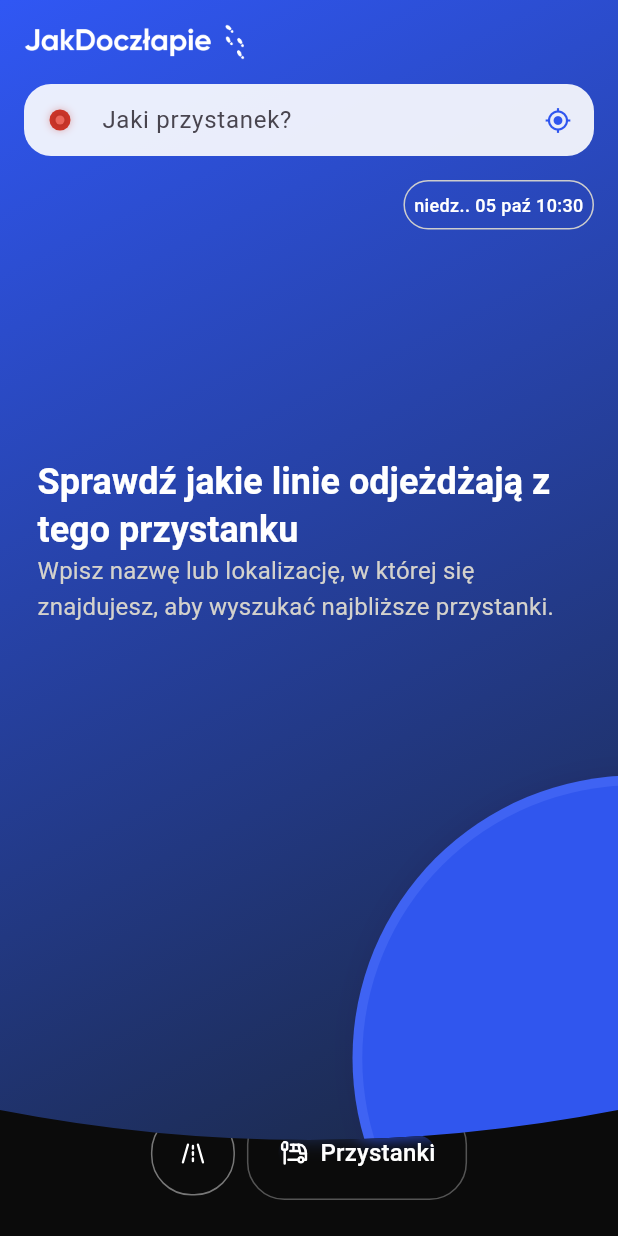
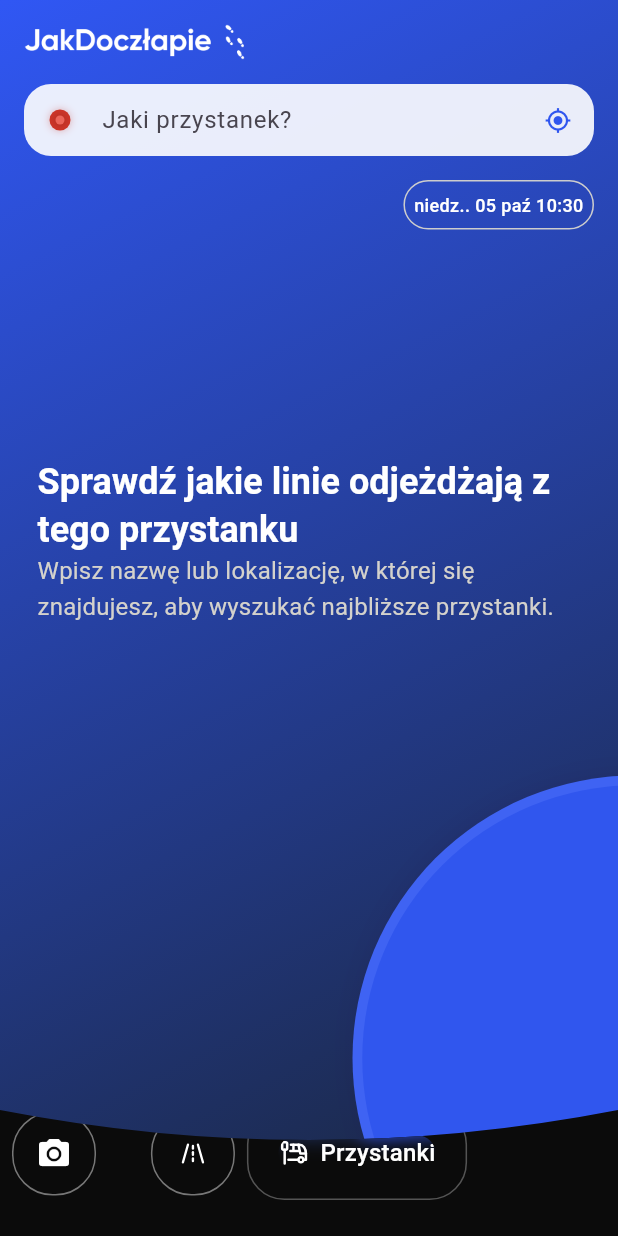
Before and after one commit to Solvro/mobile-jak-doczlapie, a Flutter app: the screen it shows after launch, on a phone screen of 412 x 824 dp. Run offline on Flutter 3.47's test engine with Material 3 defaults, Android fonts, the phone set to English and light mode, and no system bars; our stand-ins replace auto_route, device_preview, dio, flutter_form_builder, flutter_hooks, flutter_map and 13 more; generated files the repository leaves out were written again.

Commit message:
feat(bottom_nav): add extraBeanButtonLeft parameter to ClippedBottomNavBar for enhanced customization

```diff
--- a/lib/features/bottom_nav/view/bottom_nav_bar.dart
+++ b/lib/features/bottom_nav/view/bottom_nav_bar.dart
@@ -18,10 +18,12 @@ class ClippedBottomNavBar extends HookConsumerWidget {
     this.variant = ClippedBottomNavBarVariant.normal,
     this.extraBeanButton,
     this.showListSwitch = false,
+    this.extraBeanButtonLeft,
   });
 
   final ClippedBottomNavBarVariant variant;
   final Widget? extraBeanButton;
+  final Widget? extraBeanButtonLeft;
   final bool showListSwitch;
   @override
   Widget build(BuildContext context, WidgetRef ref) {
@@ -54,7 +56,7 @@ class ClippedBottomNavBar extends HookConsumerWidget {
                   spacing: p8,
                   children: [
                     if (showListSwitch) const MapListSwitchButton(),
-                    if (!showListSwitch) const SizedBox(width: 56),
+                    if (!showListSwitch) SizedBox(width: 56, child: extraBeanButtonLeft ?? const SizedBox.shrink()),
                     const Spacer(),
                     BeanButton(
                       icon: SvgPicture.asset(
--- /dev/null
+++ b/lib/features/report_schedule/view/report_schedule_button.dart
@@ -0,0 +1,17 @@
+import "package:auto_route/auto_route.dart";
+import "package:flutter/material.dart";
+
+import "../../../app/router.dart";
+import "../../bottom_nav/view/bean_button.dart";
+
+class ReportScheduleButton extends StatelessWidget {
+  const ReportScheduleButton({super.key});
+
+  @override
+  Widget build(BuildContext context) {
+    return BeanButton(
+      icon: const Icon(Icons.camera_alt, color: Colors.white),
+      onTap: () => context.router.push(const ReportScheduleRoute()),
+    );
+  }
+}
--- a/lib/features/routes/view/routes_view.dart
+++ b/lib/features/routes/view/routes_view.dart
@@ -11,6 +11,7 @@ import "../../../common/widgets/gradient_scaffold.dart";
 import "../../../common/widgets/inputs/my_input.dart";
 import "../../../gen/assets.gen.dart";
 import "../../bottom_nav/view/bottom_nav_bar.dart";
+import "../../report_schedule/view/report_schedule_button.dart";
 import "../../stops/view/animated_double_circle.dart";
 import "../../stops/view/location_picker_input.dart";
 
@@ -135,6 +136,7 @@ class RoutesViewContent extends StatelessWidget {
           right: 0,
           child: ClippedBottomNavBar(
             variant: isBigger ? ClippedBottomNavBarVariant.small : ClippedBottomNavBarVariant.verySmall,
+            extraBeanButtonLeft: const ReportScheduleButton(),
           ),
         ),
         if (isBigger)
--- a/lib/features/stops/view/stops_view.dart
+++ b/lib/features/stops/view/stops_view.dart
@@ -5,6 +5,7 @@ import "../../../app/router.dart";
 import "../../../app/theme.dart";
 import "../../../gen/assets.gen.dart";
 import "../../bottom_nav/view/bottom_nav_bar.dart";
+import "../../report_schedule/view/report_schedule_button.dart";
 
 class StopsView extends StatelessWidget {
   const StopsView({super.key, required this.isBigger, required this.locationAddress});
@@ -23,6 +24,7 @@ class StopsView extends StatelessWidget {
           right: 0,
           child: ClippedBottomNavBar(
             variant: !isBigger ? ClippedBottomNavBarVariant.verySmall : ClippedBottomNavBarVariant.small,
+            extraBeanButtonLeft: const ReportScheduleButton(),
           ),
         ),
         if (isBigger)
```
